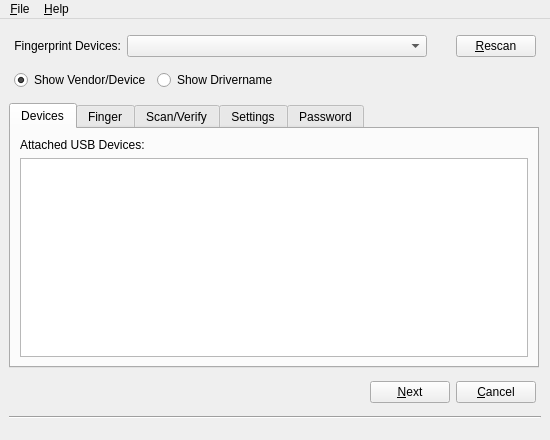
First picture: the form in src/FingerprintGUI.ui, repository fer-d/fingerprint-gui, before the edit.
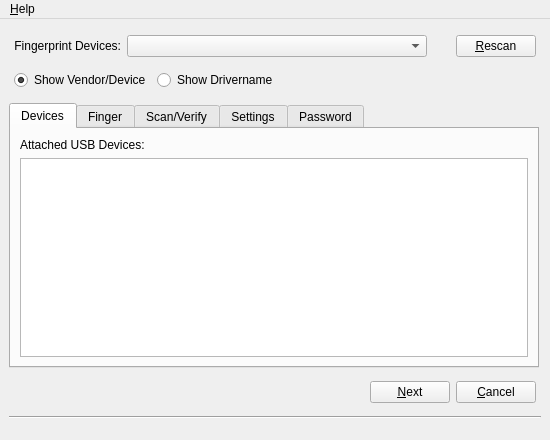
Second picture: the form after the edit. Icons and pictures are not drawn.

Commit message: Fix compile error

The edit to the form file:
```diff
--- a/src/FingerprintGUI.ui
+++ b/src/FingerprintGUI.ui
@@ -1741,11 +1741,6 @@
      <height>20</height>
     </rect>
    </property>
-   <widget class="QMenu" name="menu_File">
-    <property name="title">
-     <string>&amp;File</string>
-    </property>
-   </widget>
    <widget class="QMenu" name="menu_About">
     <property name="title">
      <string>&amp;Help</string>
@@ -1754,7 +1749,6 @@
     <addaction name="action_About"/>
     <addaction name="separator"/>
    </widget>
-   <addaction name="menu_File"/>
    <addaction name="menu_About"/>
   </widget>
   <action name="action_About">
```
The commit also changes 1 other file.
